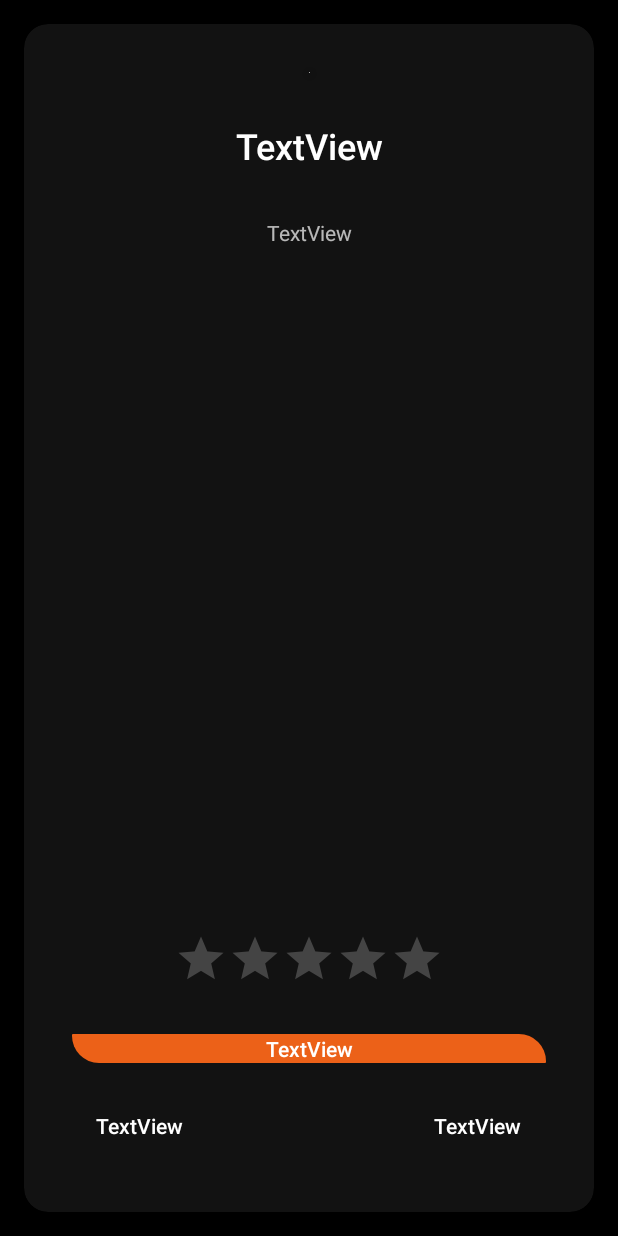
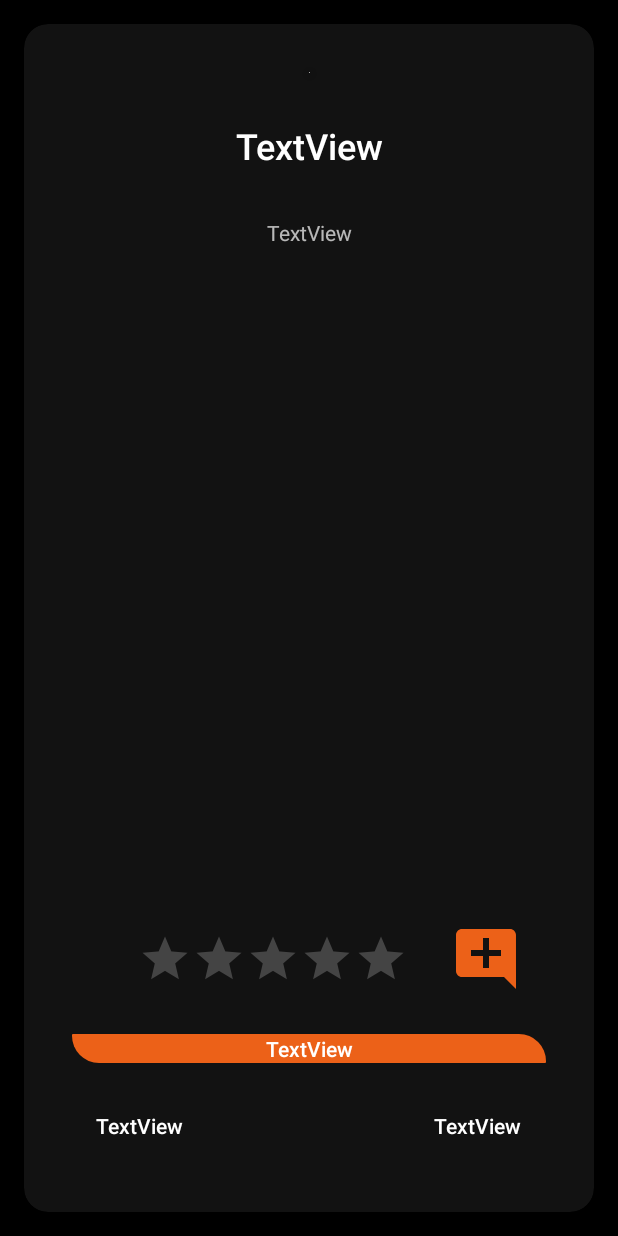
Before and after one commit to zadli/ActionPlan, an Android app: the layout viewpager_main.xml on its own in the app's theme, with its tools: preview values and no code run, on a phone screen of 412 x 824 dp. Run offline under Robolectric (Android 15) with nearby library versions, the phone set to English and light mode, and no system bars; network calls fail.

Commit message:
app: added comments

```diff
--- a/app/build.gradle
+++ b/app/build.gradle
@@ -27,7 +27,7 @@ android {
 }
 
 dependencies {
-
+    implementation 'com.microsoft.design:fluent-system-icons:1.1.106'
     implementation 'androidx.appcompat:appcompat:1.2.0'
     implementation 'com.google.android.material:material:1.3.0'
     implementation 'androidx.constraintlayout:constraintlayout:2.0.4'
--- /dev/null
+++ b/app/src/main/res/drawable/ic_add_comment.xml
@@ -0,0 +1,10 @@
+<vector xmlns:android="http://schemas.android.com/apk/res/android"
+    android:width="24dp"
+    android:height="24dp"
+    android:viewportWidth="24"
+    android:viewportHeight="24"
+    android:tint="?attr/colorControlNormal">
+  <path
+      android:fillColor="@android:color/white"
+      android:pathData="M21.99,4c0,-1.1 -0.89,-2 -1.99,-2H4c-1.1,0 -2,0.9 -2,2v12c0,1.1 0.9,2 2,2h14l4,4 -0.01,-18zM17,11h-4v4h-2v-4H7V9h4V5h2v4h4v2z"/>
+</vector>
--- a/app/src/main/res/layout/viewpager_main.xml
+++ b/app/src/main/res/layout/viewpager_main.xml
@@ -74,21 +74,22 @@
                 android:layout_marginEnd="32dp"
                 android:gravity="center"
                 android:text="TextView"
+                app:layout_constraintBottom_toTopOf="@+id/main_rating"
                 app:layout_constraintEnd_toEndOf="parent"
                 app:layout_constraintStart_toStartOf="parent"
-                app:layout_constraintTop_toBottomOf="@+id/main_name" />
+                app:layout_constraintTop_toBottomOf="@+id/main_name"
+                app:layout_constraintVertical_bias="0.0" />
 
             <RatingBar
                 android:id="@+id/main_rating"
                 style="@style/RatingBar"
                 android:layout_width="wrap_content"
                 android:layout_height="wrap_content"
+                android:layout_marginStart="32dp"
                 android:layout_marginBottom="32dp"
                 app:layout_constraintBottom_toTopOf="@+id/main_route"
-                app:layout_constraintEnd_toEndOf="parent"
-                app:layout_constraintStart_toStartOf="parent"
-                app:layout_constraintTop_toBottomOf="@+id/main_description"
-                app:layout_constraintVertical_bias="1.0" />
+                app:layout_constraintEnd_toStartOf="@+id/main_rating_button"
+                app:layout_constraintStart_toStartOf="parent" />
             <TextView
                 android:id="@+id/main_route"
                 android:layout_width="match_parent"
@@ -125,6 +126,19 @@
                 android:textAppearance="@style/TextAppearance.AppCompat.Body2"
                 app:layout_constraintBottom_toBottomOf="parent"
                 app:layout_constraintEnd_toEndOf="parent" />
+
+            <Button
+                android:id="@+id/main_rating_button"
+                android:layout_width="48dp"
+                android:layout_height="48dp"
+                android:layout_marginEnd="32dp"
+                android:background="@drawable/ic_add_comment"
+                android:backgroundTint="#EC6118"
+                app:iconTint="#EC6118"
+                app:layout_constraintBottom_toBottomOf="@+id/main_rating"
+                app:layout_constraintEnd_toEndOf="parent"
+                app:layout_constraintTop_toTopOf="@+id/main_rating"
+                app:strokeColor="#EC6118" />
         </androidx.constraintlayout.widget.ConstraintLayout>
     </androidx.cardview.widget.CardView>
 </androidx.constraintlayout.widget.ConstraintLayout>
--- a/app/src/main/res/values-night/themes.xml
+++ b/app/src/main/res/values-night/themes.xml
@@ -2,7 +2,7 @@
     <!-- Base application theme. -->
     <style name="Theme.ПланДействий" parent="Theme.MaterialComponents.DayNight.NoActionBar">
         <!-- Primary brand color. -->
-        <item name="colorPrimary">@color/purple_200</item>
+        <item name="colorPrimary">#EC6118</item>
         <item name="colorPrimaryVariant">@color/purple_700</item>
         <item name="colorOnPrimary">@color/black</item>
         <!-- Secondary brand color. -->
--- a/app/src/main/res/values/themes.xml
+++ b/app/src/main/res/values/themes.xml
@@ -2,7 +2,7 @@
     <!-- Base application theme. -->
     <style name="Theme.ПланДействий" parent="Theme.MaterialComponents.DayNight.DarkActionBar">
         <!-- Primary brand color. -->
-        <item name="colorPrimary">@color/purple_500</item>
+        <item name="colorPrimary">#EC6118</item>
         <item name="colorPrimaryVariant">@color/purple_700</item>
         <item name="colorOnPrimary">@color/white</item>
         <!-- Secondary brand color. -->
```
Also changed, not shown: app/src/main/java/ru/zadli/action_plan/adapters/MainViewPagerAdapter.java (+63 -4 lines).
